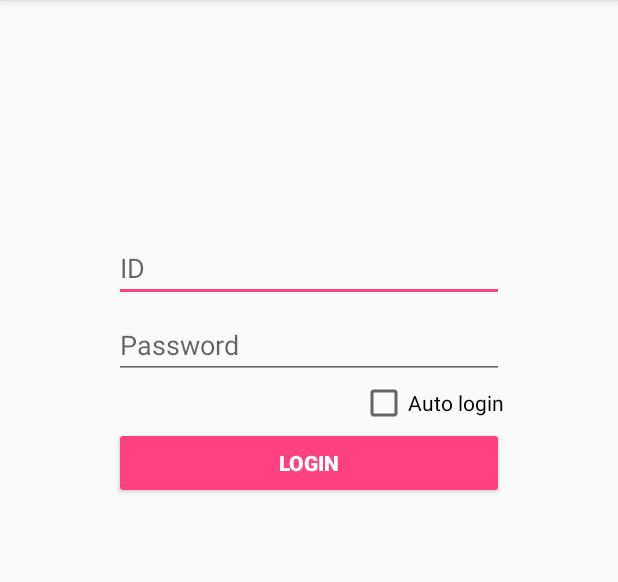
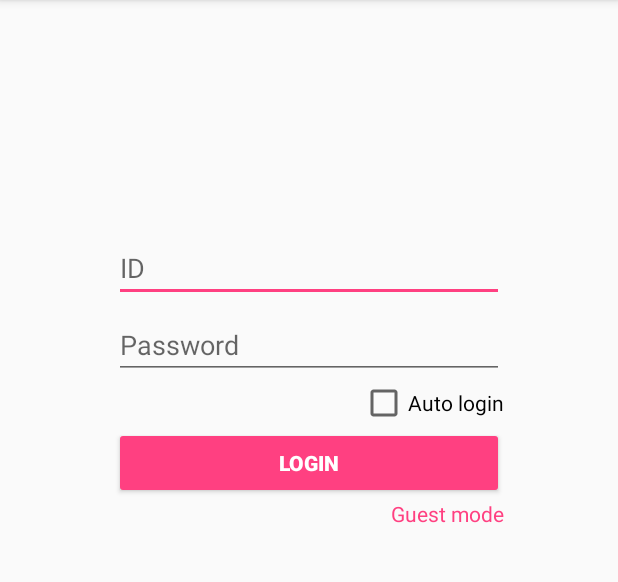
Before and after one commit to xbyg/Silicon-App, an Android app: the screen it shows after launch (LoginActivity), on a phone screen of 412 x 824 dp, the part 84-666 px from its top. Run offline under Robolectric (Android 15) with nearby library versions, the phone set to English and light mode, and no system bars; our stand-ins replace ButterKnife, sdp/ssp sizes; libraries missing offline, so code that uses them is left out: com.evgenii.jsevaluator, com.orhanobut.logger; 1 statement that could not run was skipped.

Commit message:
Add guest mode!

```diff
--- a/src/main/java/com/xbyg_plus/silicon/LoginActivity.java
+++ b/src/main/java/com/xbyg_plus/silicon/LoginActivity.java
@@ -11,6 +11,7 @@ import android.view.inputmethod.InputMethodManager;
 import android.widget.Button;
 import android.widget.CheckBox;
 import android.widget.EditText;
+import android.widget.TextView;
 
 import com.orhanobut.logger.AndroidLogAdapter;
 import com.orhanobut.logger.Logger;
@@ -25,14 +26,11 @@ import butterknife.BindView;
 import butterknife.ButterKnife;
 
 public class LoginActivity extends AppCompatActivity {
-    @BindView(R.id.stdID)
-    EditText stdID;
-    @BindView(R.id.pwd)
-    EditText pwd;
-    @BindView(R.id.autoLogin)
-    CheckBox autoLogin;
-    @BindView(R.id.loginBtn)
-    Button loginBtn;
+    @BindView(R.id.stdID) EditText stdID;
+    @BindView(R.id.pwd) EditText pwd;
+    @BindView(R.id.autoLogin) CheckBox autoLogin;
+    @BindView(R.id.loginBtn) Button loginBtn;
+    @BindView(R.id.guest_mode) TextView guestMode;
 
     private LoadingDialog loadingDialog;
 
@@ -57,6 +55,13 @@ public class LoginActivity extends AppCompatActivity {
             loadingDialog.show();
             accountHelper.login(preferences.getString("id", ""), preferences.getString("pwd", ""), callback);
         }
+
+        guestMode.setOnClickListener(v -> {
+            SchoolAccountHelper.guestMode = true;
+            Intent intent = new Intent(LoginActivity.this, MainActivity.class);
+            intent.addFlags(Intent.FLAG_ACTIVITY_NEW_TASK);
+            startActivity(intent);
+        });
 
         loginBtn.setOnClickListener(v -> {
             InputMethodManager imm = (InputMethodManager) getSystemService(Context.INPUT_METHOD_SERVICE);
@@ -90,6 +95,7 @@ public class LoginActivity extends AppCompatActivity {
 
         public void onRequestLoginSucceeded() {
             loadingDialog.dismiss();
+            SchoolAccountHelper.guestMode = false;
             if (!preferences.contains("id") && autoLogin.isChecked()) {
                 preferences.edit().putString("id", stdID.getText().toString()).putString("pwd", pwd.getText().toString()).apply();
             }
--- a/src/main/java/com/xbyg_plus/silicon/utils/SchoolAccountHelper.java
+++ b/src/main/java/com/xbyg_plus/silicon/utils/SchoolAccountHelper.java
@@ -31,6 +31,7 @@ import okhttp3.Callback;
 import okhttp3.Response;
 
 public class SchoolAccountHelper {
+    public static boolean guestMode = false;
     private static SchoolAccountHelper instance;
 
     private Context appContext;
--- a/src/main/res/layout/activity_login.xml
+++ b/src/main/res/layout/activity_login.xml
@@ -44,4 +44,14 @@
         android:layout_alignRight="@+id/pwd"
         android:layout_below="@+id/pwd"
         android:text="@string/auto_login" />
+
+    <TextView
+        android:id="@+id/guest_mode"
+        android:layout_width="wrap_content"
+        android:layout_height="wrap_content"
+        android:layout_alignEnd="@+id/loginBtn"
+        android:layout_alignRight="@+id/loginBtn"
+        android:layout_below="@+id/loginBtn"
+        android:text="@string/guest_mode"
+        android:textColor="@color/colorAccent" />
 </RelativeLayout>
--- a/src/main/res/layout/activity_logo.xml
+++ b/src/main/res/layout/activity_logo.xml
@@ -27,7 +27,7 @@
             android:layout_width="wrap_content"
             android:layout_height="wrap_content"
             android:layout_gravity="center_horizontal"
-            android:text="0.1.1"
+            android:text="0.2.1"
             android:textSize="20sp" />
     </LinearLayout>
 </RelativeLayout>
--- a/src/main/res/layout/frag_about.xml
+++ b/src/main/res/layout/frag_about.xml
@@ -22,7 +22,7 @@
             <TextView
                 android:layout_width="wrap_content"
                 android:layout_height="wrap_content"
-                android:text="App: Silicon\nAuthor: xbyg\nVersion: 0.1.1"
+                android:text="App: Silicon\nAuthor: xbyg\nVersion: 0.2.1"
                 android:textSize="20sp" />
         </com.xbyg_plus.silicon.view.IconTextView>
 
--- a/src/main/res/values/strings.xml
+++ b/src/main/res/values/strings.xml
@@ -51,4 +51,6 @@
     <string name="change_pwd_io_exception">Cannot connect to school server</string>
     <string name="change_pwd_succeed">Password changed successfully!</string>
     <string name="change_pwd_confirm_failed">New password confirmation failed.</string>
+    <string name="guest_text">Can not view %1$s in guest mode because permission is denied by school server</string>
+    <string name="guest_mode">Guest mode</string>
 </resources>
```
Also changed, not shown: src/main/java/com/xbyg_plus/silicon/MainActivity.java (+7 -2 lines), src/main/java/com/xbyg_plus/silicon/fragment/NoticeFragment.java (+20 -6 lines), src/main/java/com/xbyg_plus/silicon/fragment/PastPaperFragment.java (+23 -8 lines), src/main/java/com/xbyg_plus/silicon/fragment/UserFragment.java (+14 -14 lines), src/main/res/layout/frag_notice.xml (+7 -4 lines), src/main/res/layout/frag_past_paper.xml (+7 -4 lines), 1 other file.
